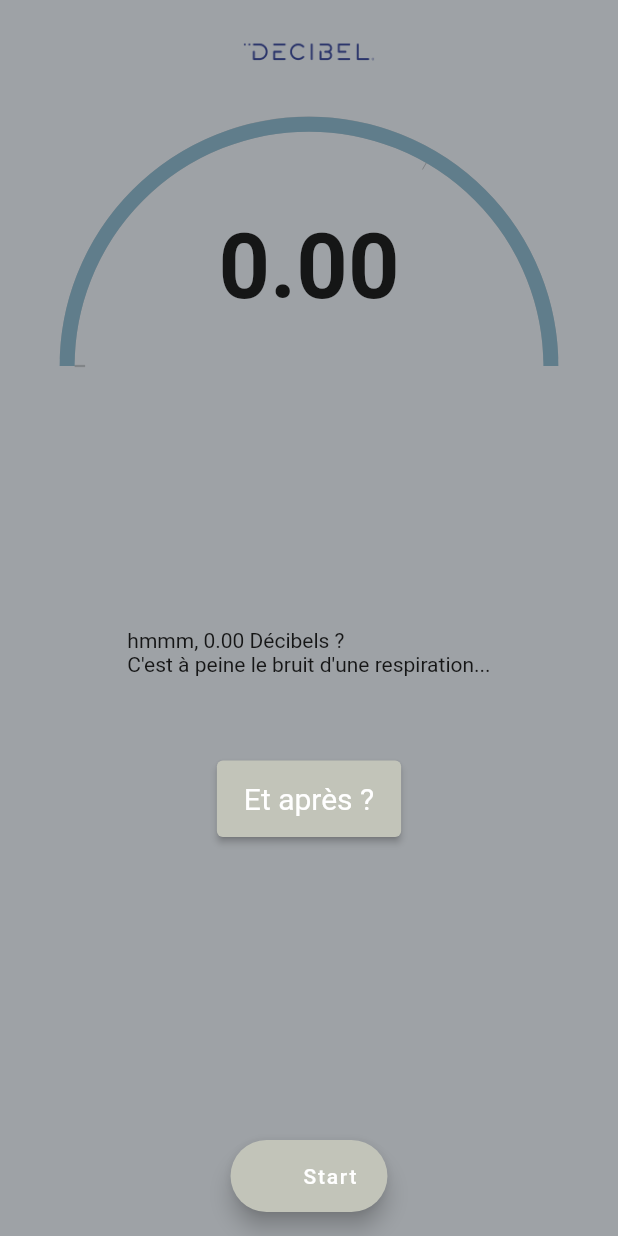
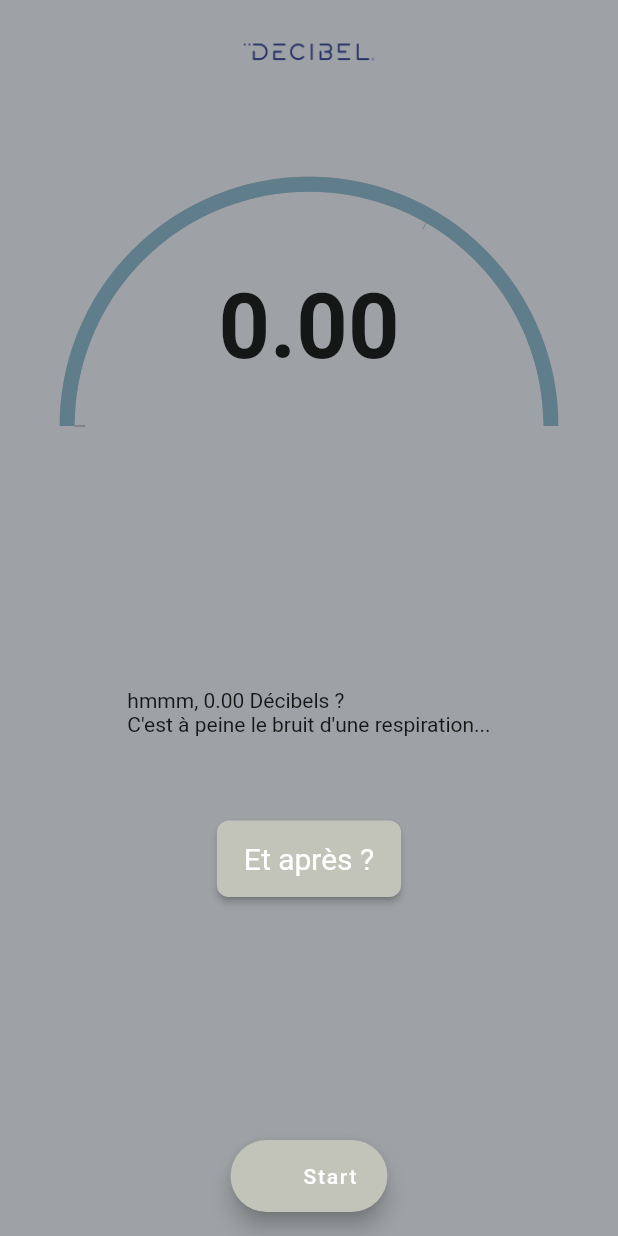
Before and after one commit to gudrian1/decibel_chomeur, a Flutter app: the NoiseListen screen opened directly, on a phone screen of 412 x 824 dp. Run offline on Flutter 3.47's test engine with Material 2 defaults, Android fonts, the phone set to English and light mode, and no system bars; drawn by our look-alikes of syncfusion_flutter_gauges; missing offline and left inert: noise_meter.

Commit message:
Change box shape

```diff
--- a/lib/datadisplay.dart
+++ b/lib/datadisplay.dart
@@ -109,7 +109,9 @@ class PageOrg extends StatelessWidget {
       mainAxisAlignment: MainAxisAlignment.center,
       children: <Widget>[
         LogoSmall(),
-
+        SizedBox(
+          height: 40,
+        ),
         Center(
         child: Container(
         child: SfRadialGauge(
@@ -166,7 +168,8 @@ class ButtonApres extends StatelessWidget {
   @override
   Widget build(BuildContext context) {
     final ButtonStyle style =
-    ElevatedButton.styleFrom(textStyle: const TextStyle(fontSize: 20), primary: Color(0xFFC2C4B9),padding: const EdgeInsets.symmetric(horizontal: 18.0, vertical: 14.0));
+    ElevatedButton.styleFrom(textStyle: const TextStyle(fontSize: 20), primary: Color(0xFFC2C4B9),padding: const EdgeInsets.symmetric(horizontal: 18.0, vertical: 14.0), shape: RoundedRectangleBorder(
+      borderRadius: BorderRadius.circular(8)));
 
     return Center(
       child: Column(
```
